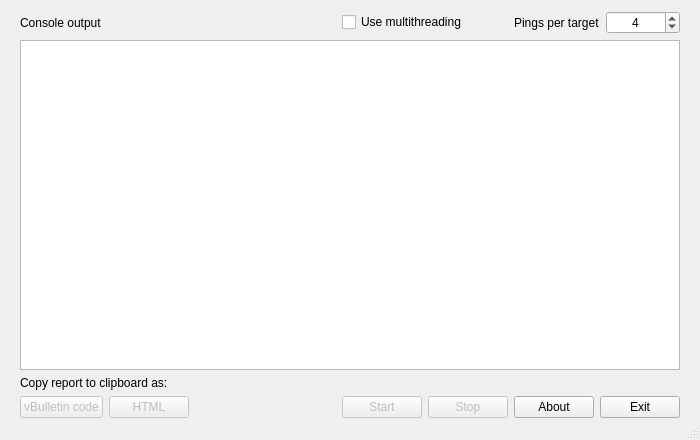
Qt form mainwindow.ui (AlexGidarakos/QSpeedTest) before a commit.
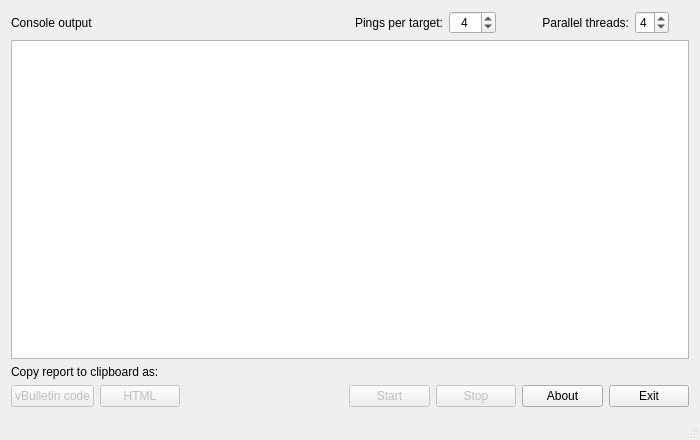
The same form after that commit.

Commit message: revision 6 - 20100511:                                              |     * Fixed About box "too small dimensions" bug                    |     * Instead of adjusting the number of worker threads based on    |       the number of CPU cores, it is now manually selectable by the |       user, with 8 being the maximum value                          |

Diff of the .ui file:
```diff
--- a/mainwindow.ui
+++ b/mainwindow.ui
@@ -15,15 +15,6 @@
   </property>
   <widget class="QWidget" name="centralWidget">
    <layout class="QGridLayout" name="gridLayout">
-    <property name="leftMargin">
-     <number>20</number>
-    </property>
-    <property name="rightMargin">
-     <number>20</number>
-    </property>
-    <property name="bottomMargin">
-     <number>0</number>
-    </property>
     <item row="0" column="0">
      <widget class="QLabel" name="labelConsole">
       <property name="text">
@@ -31,6 +22,96 @@
       </property>
      </widget>
     </item>
+    <item row="0" column="2">
+     <layout class="QHBoxLayout" name="horizontalLayout_3">
+      <property name="leftMargin">
+       <number>6</number>
+      </property>
+      <property name="rightMargin">
+       <number>20</number>
+      </property>
+      <item>
+       <widget class="QLabel" name="labelPingsPerTarget">
+        <property name="text">
+         <string>Pings per target:</string>
+        </property>
+        <property name="alignment">
+         <set>Qt::AlignRight|Qt::AlignTrailing|Qt::AlignVCenter</set>
+        </property>
+       </widget>
+      </item>
+      <item>
+       <widget class="QSpinBox" name="spinBoxPingsPerTarget">
+        <property name="sizePolicy">
+         <sizepolicy hsizetype="Minimum" vsizetype="Minimum">
+          <horstretch>0</horstretch>
+          <verstretch>0</verstretch>
+         </sizepolicy>
+        </property>
+        <property name="focusPolicy">
+         <enum>Qt::WheelFocus</enum>
+        </property>
+        <property name="contextMenuPolicy">
+         <enum>Qt::NoContextMenu</enum>
+        </property>
+        <property name="alignment">
+         <set>Qt::AlignCenter</set>
+        </property>
+        <property name="readOnly">
+         <bool>false</bool>
+        </property>
+        <property name="keyboardTracking">
+         <bool>false</bool>
+        </property>
+        <property name="minimum">
+         <number>1</number>
+        </property>
+        <property name="maximum">
+         <number>999</number>
+        </property>
+        <property name="value">
+         <number>4</number>
+        </property>
+       </widget>
+      </item>
+     </layout>
+    </item>
+    <item row="0" column="3">
+     <layout class="QHBoxLayout" name="horizontalLayout_2">
+      <property name="spacing">
+       <number>6</number>
+      </property>
+      <property name="leftMargin">
+       <number>20</number>
+      </property>
+      <property name="rightMargin">
+       <number>20</number>
+      </property>
+      <item>
+       <widget class="QLabel" name="labelParallelThreads">
+        <property name="text">
+         <string>Parallel threads:</string>
+        </property>
+        <property name="alignment">
+         <set>Qt::AlignRight|Qt::AlignTrailing|Qt::AlignVCenter</set>
+        </property>
+       </widget>
+      </item>
+      <item>
+       <widget class="QSpinBox" name="spinBoxParallelThreads">
+        <property name="minimum">
+         <number>1</number>
+        </property>
+        <property name="maximum">
+         <number>8</number>
+        </property>
+        <property name="value">
+         <number>4</number>
+        </property>
+       </widget>
+      </item>
+     </layout>
+    </item>
     <item row="1" column="0" colspan="4">
      <widget class="QPlainTextEdit" name="plainTextEditConsole">
       <property name="font">
@@ -135,58 +216,6 @@
       </item>
      </layout>
     </item>
-    <item row="0" column="2">
-     <widget class="QCheckBox" name="checkBoxMultithreading">
-      <property name="text">
-       <string>Use multithreading</string>
-      </property>
-     </widget>
-    </item>
-    <item row="0" column="3">
-     <layout class="QHBoxLayout" name="horizontalLayout_3">
-      <item>
-       <widget class="QLabel" name="labelPingsPerTarget">
-        <property name="text">
-         <string>Pings per target</string>
-        </property>
-       </widget>
-      </item>
-      <item>
-       <widget class="QSpinBox" name="spinBoxPingsPerTarget">
-        <property name="sizePolicy">
-         <sizepolicy hsizetype="Minimum" vsizetype="Minimum">
-          <horstretch>0</horstretch>
-          <verstretch>0</verstretch>
-         </sizepolicy>
-        </property>
-        <property name="focusPolicy">
-         <enum>Qt::WheelFocus</enum>
-        </property>
-        <property name="contextMenuPolicy">
-         <enum>Qt::NoContextMenu</enum>
-        </property>
-        <property name="alignment">
-         <set>Qt::AlignCenter</set>
-        </property>
-        <property name="readOnly">
-         <bool>false</bool>
-        </property>
-        <property name="keyboardTracking">
-         <bool>false</bool>
-        </property>
-        <property name="minimum">
-         <number>1</number>
-        </property>
-        <property name="maximum">
-         <number>999</number>
-        </property>
-        <property name="value">
-         <number>4</number>
-        </property>
-       </widget>
-      </item>
-     </layout>
-    </item>
    </layout>
   </widget>
   <widget class="QMenuBar" name="menuBar">
```
The commit also changes 8 other files.
